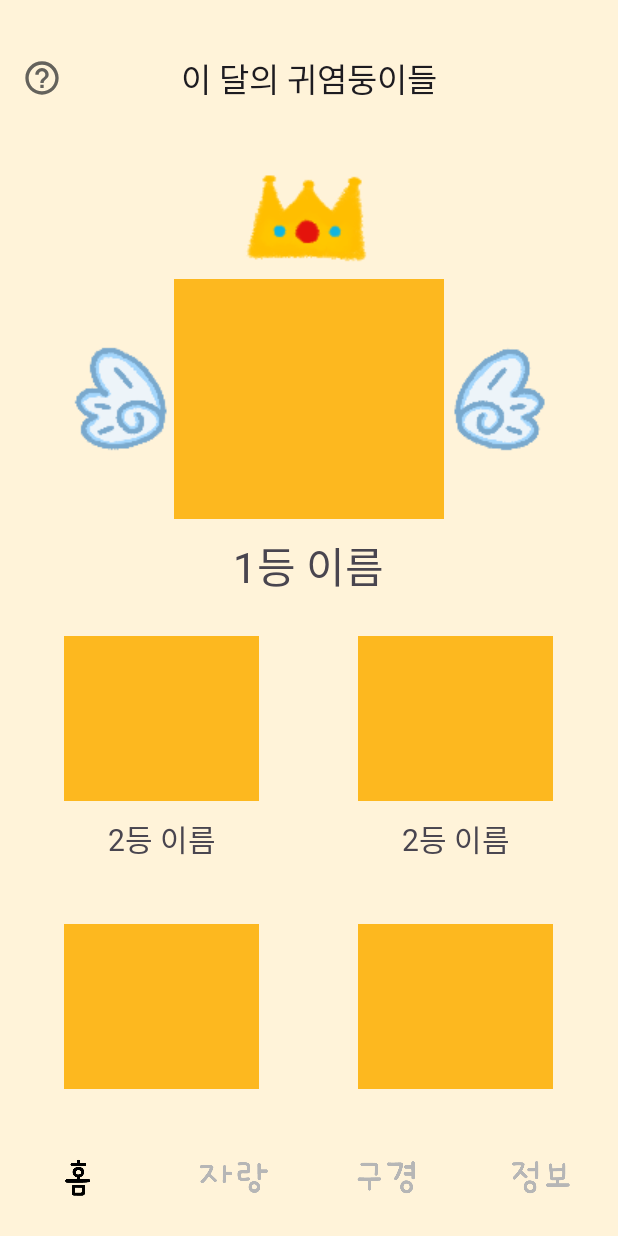
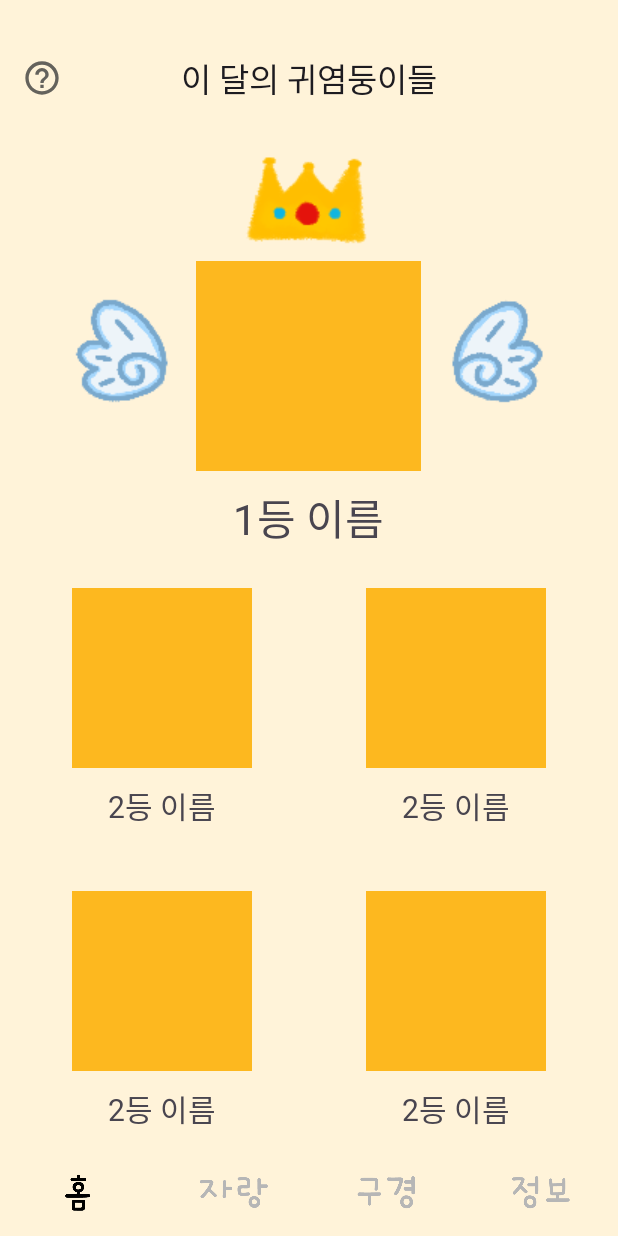
Before and after one commit to 100mina/TP14PetFlex, an Android app: the MainActivity screen opened directly, with no data from a screen before it, on a phone screen of 412 x 824 dp. Run offline under Robolectric (Android 15) with nearby library versions, the light colour scheme and no system bars.

Commit message:
modify layout

```diff
--- a/app/src/main/java/com/m0103/tp14petflex/activities/MainActivity.java
+++ b/app/src/main/java/com/m0103/tp14petflex/activities/MainActivity.java
@@ -41,7 +41,7 @@ import retrofit2.converter.gson.GsonConverterFactory;
 
 public class MainActivity extends AppCompatActivity {
     public ActivityMainBinding binding;
-
+    public static int permissionState;
 
     @Override
     protected void onCreate(Bundle savedInstanceState) {
@@ -49,7 +49,7 @@ public class MainActivity extends AppCompatActivity {
         binding=ActivityMainBinding.inflate(getLayoutInflater());
         setContentView(binding.getRoot());
 
-        getWindow().addFlags(WindowManager.LayoutParams.FLAG_LAYOUT_NO_LIMITS);
+        //getWindow().addFlags(WindowManager.LayoutParams.FLAG_LAYOUT_NO_LIMITS);
 
         //실행 시 Home Fragment 연결
         getSupportFragmentManager().beginTransaction().add(R.id.container_fragment, new HomeFragment()).commit();
@@ -84,7 +84,7 @@ public class MainActivity extends AppCompatActivity {
         });
 
         //위치정보 퍼미션
-        int permissionState = checkSelfPermission(Manifest.permission.ACCESS_FINE_LOCATION);
+        permissionState = checkSelfPermission(Manifest.permission.ACCESS_FINE_LOCATION);
         if (permissionState == PackageManager.PERMISSION_DENIED) { //퍼미션 거부상태 -> 퍼미션 요청
             resultLauncher.launch(Manifest.permission.ACCESS_FINE_LOCATION);
         }
--- a/app/src/main/java/com/m0103/tp14petflex/adapters/BoardRecyclerAdapter.java
+++ b/app/src/main/java/com/m0103/tp14petflex/adapters/BoardRecyclerAdapter.java
@@ -62,7 +62,7 @@ public class BoardRecyclerAdapter extends RecyclerView.Adapter<BoardRecyclerAdap
             TextView date=dialog.findViewById(R.id.dialog_date);
             ImageView iv=dialog.findViewById(R.id.dialog_iv);
 
-            nickname.setText(boardData.nickname+"님의 자랑");
+            nickname.setText(boardData.nickname+"님");
             date.setText(boardData.date);
             petName.setText("ʚ "+boardData.pet_name+" ɞ");
             petBreed.setText(boardData.pet_breed);
--- a/app/src/main/java/com/m0103/tp14petflex/fragments/BoardFragment.java
+++ b/app/src/main/java/com/m0103/tp14petflex/fragments/BoardFragment.java
@@ -56,7 +56,7 @@ public class BoardFragment extends Fragment {
                 ArrayList<BoardData> items=response.body();
                 for(int i=0; i<items.size(); i++){
                     BoardData item=items.get(i);
-                    boardDataArrayList.add(item);
+                    boardDataArrayList.add(0,item);
                 }
 
                 BoardRecyclerAdapter adapter= new BoardRecyclerAdapter(getActivity(), boardDataArrayList);
--- a/app/src/main/res/layout/activity_main.xml
+++ b/app/src/main/res/layout/activity_main.xml
@@ -20,17 +20,13 @@
             android:theme="@style/ToolbarTheme"
             app:title="이 달의 귀염둥이들"
             app:titleCentered="true"
-            android:layout_marginTop="20dp"
-            android:layout_marginBottom="12dp"/>
+            android:layout_marginTop="20dp"/>
 
         <FrameLayout
             android:id="@+id/container_fragment"
             android:layout_width="match_parent"
-            android:layout_height="match_parent"/>
-
-
-    </LinearLayout>
-
+            android:layout_height="wrap_content"
+            android:layout_weight="1"/>
 
         <com.google.android.material.bottomnavigation.BottomNavigationView
             android:id="@+id/main_bnv"
@@ -38,13 +34,13 @@
             android:layout_height="wrap_content"
             app:menu="@menu/main_bnv_menu"
             app:labelVisibilityMode="unlabeled"
-            android:layout_gravity="bottom"
             app:itemIconSize="50dp"
             app:itemIconTint="@drawable/menu_selector_color"
             app:itemTextColor="@drawable/menu_selector_color"
             style="@style/Widget.MaterialComponents.BottomNavigationView.Colored"
-            app:backgroundTint="#00FFFFFF"
-            android:layout_marginBottom="10dp"/>
+            app:backgroundTint="#00FFFFFF"/>
+
+    </LinearLayout>
 
 
 
--- a/app/src/main/res/layout/fragment_board.xml
+++ b/app/src/main/res/layout/fragment_board.xml
@@ -3,7 +3,6 @@
     android:layout_width="match_parent"
     android:layout_height="match_parent"
     xmlns:app="http://schemas.android.com/apk/res-auto"
-    android:layout_marginBottom="80dp"
     android:background="@color/subColor">
 
     <androidx.recyclerview.widget.RecyclerView
--- a/app/src/main/res/layout/fragment_home.xml
+++ b/app/src/main/res/layout/fragment_home.xml
@@ -3,8 +3,7 @@
     android:layout_width="match_parent"
     android:layout_height="match_parent"
     xmlns:app="http://schemas.android.com/apk/res-auto"
-    android:background="@color/subColor"
-    android:layout_marginBottom="80dp">
+    android:background="@color/subColor">
 
     <androidx.recyclerview.widget.RecyclerView
         android:id="@+id/recycler_view_home"
--- a/app/src/main/res/layout/fragment_place.xml
+++ b/app/src/main/res/layout/fragment_place.xml
@@ -3,7 +3,6 @@
     android:layout_width="match_parent"
     android:layout_height="match_parent"
     xmlns:app="http://schemas.android.com/apk/res-auto"
-    android:layout_marginBottom="80dp"
     android:background="@color/subColor"
     android:orientation="vertical">
 
@@ -21,6 +20,7 @@
             android:fontFamily="@font/cafedongdong"
             android:textSize="24sp"
             android:background="#00ff0000"
+            android:textColor="@color/black"
             android:layout_marginRight="20dp"/>
 
         <androidx.appcompat.widget.AppCompatButton
@@ -32,6 +32,7 @@
             android:layout_toRightOf="@id/place_btn_hospital"
             android:fontFamily="@font/cafedongdong"
             android:textSize="24sp"
+            android:textColor="@color/gray"
             android:background="#00ff0000"/>
 
     </LinearLayout>
--- a/app/src/main/res/layout/recycler_home.xml
+++ b/app/src/main/res/layout/recycler_home.xml
@@ -7,8 +7,8 @@
 
     <ImageView
         android:id="@+id/home_iv2"
-        android:layout_width="130dp"
-        android:layout_height="110dp"
+        android:layout_width="120dp"
+        android:layout_height="120dp"
         android:src="@color/mainColor"
         android:layout_centerHorizontal="true"
         android:layout_margin="10dp"/>
--- a/app/src/main/res/layout/recycler_home_first.xml
+++ b/app/src/main/res/layout/recycler_home_first.xml
@@ -4,33 +4,39 @@
     android:layout_height="wrap_content">
 
     <ImageView
+        android:id="@+id/bg1"
         android:layout_width="100dp"
         android:layout_height="80dp"
         android:src="@drawable/ic_tiara2"
         android:layout_centerHorizontal="true"/>
+    <LinearLayout
+        android:id="@+id/bg2"
+        android:layout_width="match_parent"
+        android:layout_height="wrap_content"
+        android:gravity="center_horizontal"
+        android:layout_below="@id/bg1">
 
         <ImageView
             android:layout_width="100dp"
             android:layout_height="80dp"
             android:src="@drawable/ic_wing_left"
-        android:layout_marginLeft="20dp"
-        android:layout_marginTop="120dp"/>
+            android:layout_marginTop="20dp"/>
+
+        <ImageView
+            android:id="@+id/home_iv1"
+            android:layout_width="150dp"
+            android:layout_height="140dp"
+            android:src="@color/mainColor"
+            android:adjustViewBounds="true"/>
 
         <ImageView
             android:layout_width="100dp"
             android:layout_height="80dp"
             android:src="@drawable/ic_wing_right"
-        android:layout_marginRight="20dp"
-        android:layout_marginTop="120dp"
-        android:layout_alignParentRight="true"/>
+            android:layout_marginTop="20dp"/>
 
-    <ImageView
-        android:id="@+id/home_iv1"
-        android:layout_width="180dp"
-        android:layout_height="160dp"
-        android:src="@color/mainColor"
-        android:layout_centerHorizontal="true"
-        android:layout_marginTop="80dp"/>
+    </LinearLayout>
+
 
     <TextView
         android:id="@+id/home_tv1"
@@ -38,7 +44,7 @@
         android:layout_height="wrap_content"
         android:fontFamily="@font/cafedongdong"
         android:text="1등 이름"
-        android:layout_below="@id/home_iv1"
+        android:layout_below="@id/bg2"
         android:textSize="28sp"
         android:layout_centerHorizontal="true"
         android:layout_marginTop="10dp"/>
--- a/app/src/main/res/layout/recycler_place.xml
+++ b/app/src/main/res/layout/recycler_place.xml
@@ -51,6 +51,7 @@
             android:fontFamily="@font/cafedongdong"
             android:textColor="#656565"
             android:layout_alignParentRight="true"
+            android:layout_alignBottom="@id/place_tv_phone"
             android:textSize="16sp"/>
 
 
--- a/app/src/main/res/values/colors.xml
+++ b/app/src/main/res/values/colors.xml
@@ -4,4 +4,5 @@
     <color name="white">#FFFFFFFF</color>
     <color name="mainColor">#FDB81F</color>
     <color name="subColor">#FFF3D9</color>
+    <color name="gray">#A0A0A0</color>
 </resources>
```
Also changed, not shown: app/src/main/java/com/m0103/tp14petflex/fragments/PlaceFragment.java (+10 -2 lines), app/src/main/res/layout/activity_join.xml (+7 -7 lines), app/src/main/res/layout/activity_login.xml (+62 -48 lines), app/src/main/res/layout/dialog_board.xml (+9 -9 lines), app/src/main/res/layout/fragment_upload.xml (+28 -36 lines), app/src/main/res/layout/recycler_board.xml (+16 -9 lines). Lines whose indentation alone changed are shown as unchanged.
